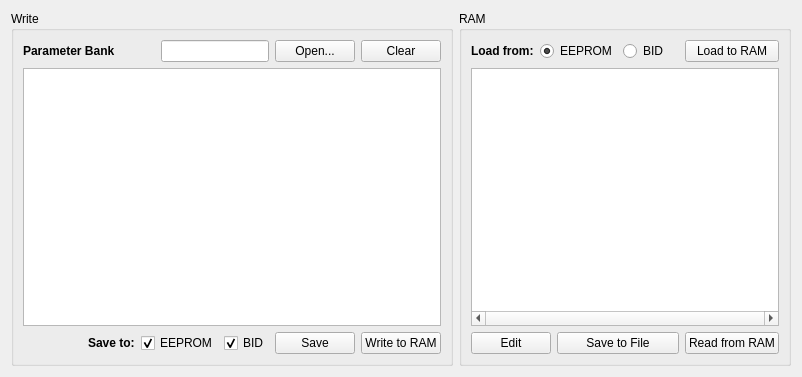
Qt form src/ui/param.ui (cnpem-emi/pemi) before a commit.
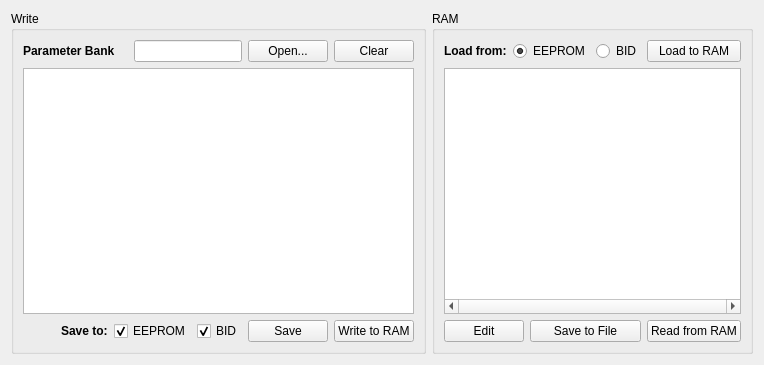
The same form after that commit.

Commit message: Adds param bank window

```diff
--- a/src/ui/param.ui
+++ b/src/ui/param.ui
@@ -6,15 +6,15 @@
    <rect>
     <x>0</x>
     <y>0</y>
-    <width>802</width>
-    <height>377</height>
+    <width>764</width>
+    <height>365</height>
    </rect>
   </property>
   <property name="windowTitle">
    <string>Form</string>
   </property>
-  <layout class="QGridLayout" name="gridLayout" rowstretch="0,0" columnstretch="4,3">
-   <item row="0" column="0" rowspan="2">
+  <layout class="QGridLayout" name="gridLayout">
+   <item row="0" column="0">
     <widget class="QGroupBox" name="groupBox">
      <property name="title">
       <string>Write</string>
@@ -151,7 +151,7 @@
      </layout>
     </widget>
    </item>
-   <item row="0" column="1" rowspan="2">
+   <item row="0" column="1">
     <widget class="QGroupBox" name="readGroupbox">
      <property name="title">
       <string>RAM</string>
```
Left out of the diff: 4 changed lines with no effect on the pictures. The commit also changes 10 other files.
